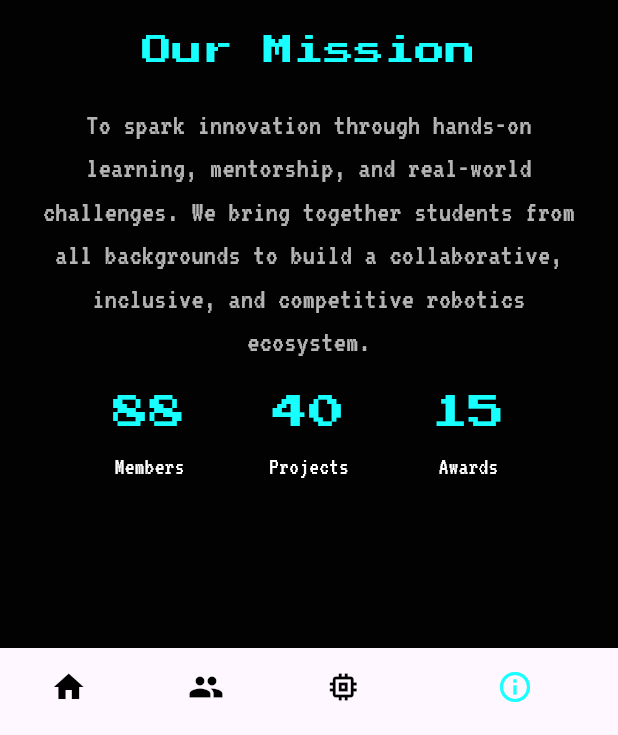
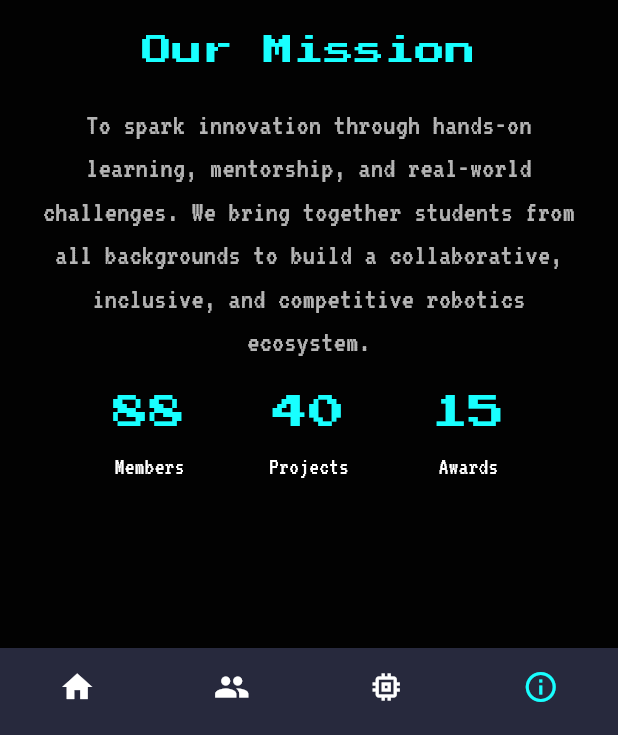
Before and after one commit to ziya72/Robo-App, a Flutter app: the screen it shows after launch, item 4 of the bottom bar chosen, on a phone screen of 412 x 824 dp, the part 501-1236 px from its top. Run offline on Flutter 3.47's test engine with Material 3 defaults, Android fonts, the phone set to English and light mode, and no system bars; our stand-ins replace cached_network_image, cloud_firestore, firebase_core, firebase_storage, image_picker, lottie; accounts and stored records are empty.

Commit message:
navbar edit

```diff
--- a/robo/lib/components/navbar.dart
+++ b/robo/lib/components/navbar.dart
@@ -38,11 +38,12 @@ class Layout extends StatelessWidget {
       backgroundColor: const Color.fromARGB(255, 2, 2, 2),
       body: SafeArea(child: body),
       bottomNavigationBar: BottomNavigationBar(
+        type: BottomNavigationBarType.fixed,
         currentIndex: currentIndex ?? 0,
         onTap: (index) => _onItemTapped(context, index),
-        backgroundColor: const Color.fromARGB(255, 0, 0, 0),
+        backgroundColor: const Color(0xFF27293D),
         selectedItemColor: Colors.cyanAccent,
-        unselectedItemColor: const Color.fromARGB(255, 2, 2, 2),
+        unselectedItemColor: const Color.fromARGB(255, 255, 255, 255),
         showSelectedLabels: false,
         showUnselectedLabels: false,
         items: const [
--- a/robo/lib/models/model.dart
+++ b/robo/lib/models/model.dart
@@ -130,6 +130,11 @@ class EventDetailModel {
     );
   }
 
+  factory EventDetailModel.fromSnapshot(DocumentSnapshot snapshot) {
+    final data = snapshot.data() as Map<String, dynamic>;
+    return EventDetailModel.fromMap(data);
+  }
+
   Map<String, dynamic> toMap() {
     return {
       'eventName': eventName,
```
